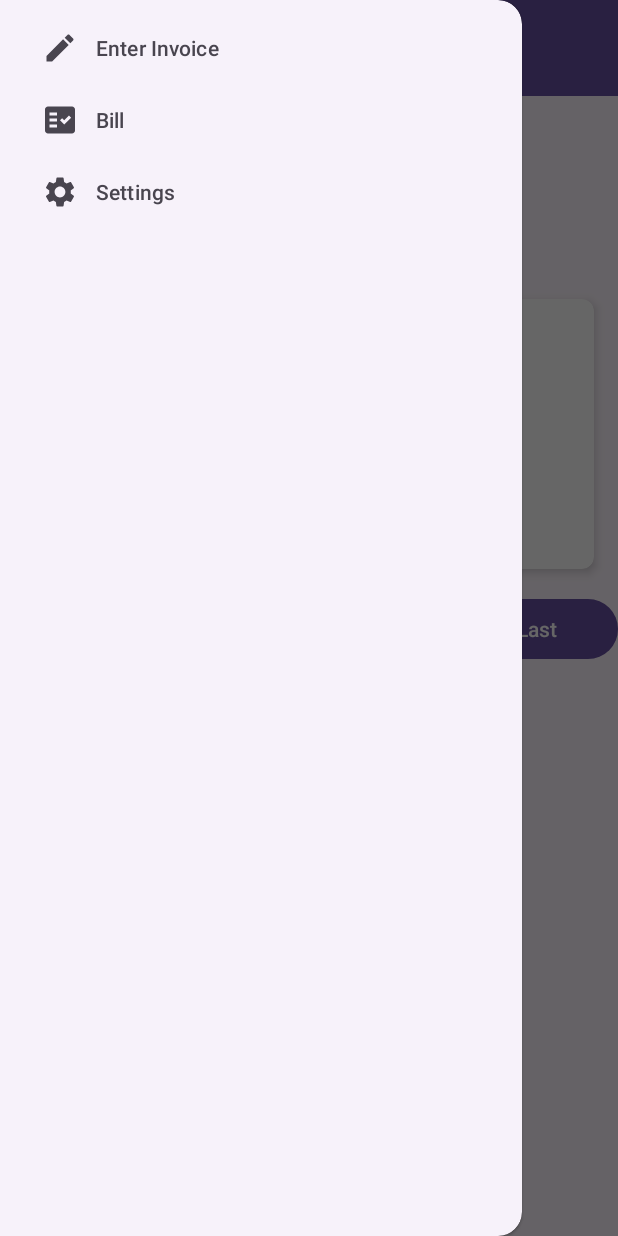
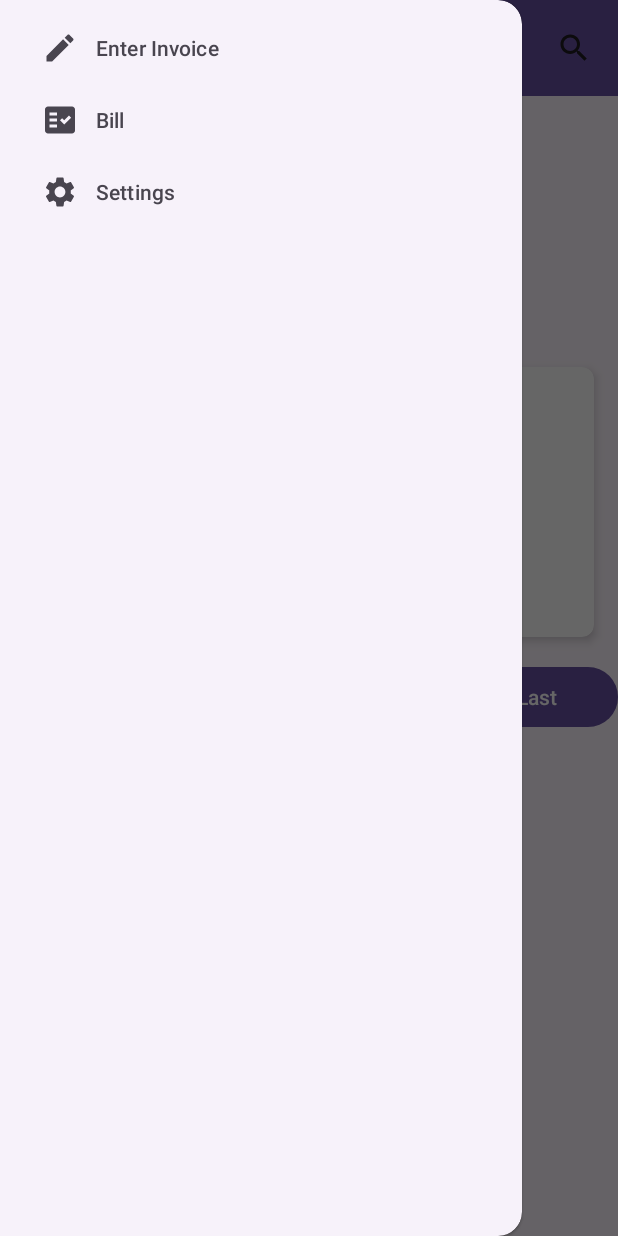
Before and after one commit to HungNguyen0210/Mobile-Application, an Android app: the screen it shows after launch (CustomerDetailsActivity), with the side drawer open, on a phone screen of 412 x 824 dp. Run offline under Robolectric (Android 15) with nearby library versions, the phone set to English and light mode, and no system bars.

Commit message:
search tool

```diff
--- a/app/build.gradle.kts
+++ b/app/build.gradle.kts
@@ -39,6 +39,7 @@ dependencies {
     implementation(libs.material)
     implementation(libs.activity)
     implementation(libs.constraintlayout)
+    implementation(libs.navigation.ui)
     testImplementation(libs.junit)
     androidTestImplementation(libs.ext.junit)
     androidTestImplementation(libs.espresso.core)
--- a/app/src/main/java/com/example/gasbill/CustomerDetailsActivity.java
+++ b/app/src/main/java/com/example/gasbill/CustomerDetailsActivity.java
@@ -3,8 +3,11 @@ package com.example.gasbill;
 import android.content.DialogInterface;
 import android.content.Intent;
 import android.database.Cursor;
+import android.graphics.Color;
+import android.graphics.drawable.ColorDrawable;
 import android.os.Bundle;
 import android.util.Log;
+import android.view.Gravity;
 import android.view.MenuItem;
 import android.view.View;
 import android.widget.Button;
@@ -19,6 +22,7 @@ import androidx.appcompat.app.AppCompatActivity;
 import androidx.appcompat.widget.Toolbar;
 import androidx.core.view.GravityCompat;
 import androidx.drawerlayout.widget.DrawerLayout;
+import androidx.appcompat.widget.SearchView;
 
 import com.google.android.material.navigation.NavigationView;
 
@@ -32,6 +36,7 @@ public class CustomerDetailsActivity extends AppCompatActivity {
     DrawerLayout drawerLayout;
     NavigationView navigationView;
     ActionBarDrawerToggle toggle;
+    SearchView searchView;
 
     @Override
     protected void onCreate(Bundle savedInstanceState) {
@@ -73,6 +78,57 @@ public class CustomerDetailsActivity extends AppCompatActivity {
                 return true;
             }
         });
+
+        // Tắt tiêu đề mặc định
+        if (getSupportActionBar() != null) {
+            getSupportActionBar().setDisplayShowTitleEnabled(false);
+        }
+
+        // Tìm kiếm SearchView
+        SearchView searchView = findViewById(R.id.search_view);
+
+        // Lắng nghe sự kiện mở SearchView
+        searchView.setOnSearchClickListener(new View.OnClickListener() {
+            @Override
+            public void onClick(View v) {
+                // Khi nhấn vào, mở rộng SearchView thành match_parent
+                searchView.setLayoutParams(new Toolbar.LayoutParams(
+                        Toolbar.LayoutParams.MATCH_PARENT, // set width to match_parent
+                        Toolbar.LayoutParams.WRAP_CONTENT
+                ));
+                searchView.setQueryHint("Search by name or address");
+            }
+        });
+
+        // Khi SearchView bị đóng, trở về kích thước ban đầu và đúng vị trí
+        searchView.setOnCloseListener(new SearchView.OnCloseListener() {
+            @Override
+            public boolean onClose() {
+                // Thiết lập lại vị trí layout_gravity về phía bên phải
+                Toolbar.LayoutParams layoutParams = new Toolbar.LayoutParams(
+                        Toolbar.LayoutParams.WRAP_CONTENT,
+                        Toolbar.LayoutParams.WRAP_CONTENT
+                );
+                layoutParams.gravity = Gravity.END; // Đặt gravity cho nút ở bên phải
+                searchView.setLayoutParams(layoutParams);
+                return false;
+            }
+        });
+        // Đặt màu chữ cho SearchView
+        int searchTextColor = Color.WHITE; // Màu trắng
+        int hintColor = Color.WHITE; // Màu trắng cho gợi ý văn bản
+        int cursorColor = Color.WHITE; // Màu trắng cho con trỏ
+
+        // Áp dụng màu chữ cho SearchView
+        searchView.setQueryHint("Search by name or address");
+        searchView.setIconifiedByDefault(true);
+
+        // Lấy TextView bên trong SearchView
+        EditText searchEditText = searchView.findViewById(androidx.appcompat.R.id.search_src_text);
+        searchEditText.setTextColor(searchTextColor); // Đặt màu chữ
+        searchEditText.setHintTextColor(hintColor); // Đặt màu cho gợi ý văn bản
+
+        searchEditText.setTextCursorDrawable(new ColorDrawable(cursorColor));
 
         dbHelper = new DatabaseHelper(this);
         initializeViews();
@@ -133,6 +189,21 @@ public class CustomerDetailsActivity extends AppCompatActivity {
             if (cursor.moveToLast()) {
                 currentPosition = cursor.getCount() - 1;
                 displayCustomerDetails();
+            }
+        });
+
+        searchView = findViewById(R.id.search_view);
+        searchView.setOnQueryTextListener(new SearchView.OnQueryTextListener() {
+            @Override
+            public boolean onQueryTextSubmit(String query) {
+                searchCustomer(query);
+                return false;
+            }
+
+            @Override
+            public boolean onQueryTextChange(String newText) {
+                searchCustomer(newText);
+                return false;
             }
         });
 
@@ -225,6 +296,18 @@ public class CustomerDetailsActivity extends AppCompatActivity {
         }
     }
 
+
+    private void searchCustomer(String query) {
+        cursor = dbHelper.searchCustomerByNameOrAddress(query);
+
+        if (cursor != null && cursor.getCount() > 0) {
+            cursor.moveToFirst();
+            displayCustomerDetails();
+        } else {
+            Toast.makeText(this, "No customer found", Toast.LENGTH_SHORT).show();
+        }
+    }
+
     @Override
     protected void onDestroy() {
         super.onDestroy();
--- a/app/src/main/res/layout/activity_customer_details.xml
+++ b/app/src/main/res/layout/activity_customer_details.xml
@@ -1,5 +1,6 @@
 <?xml version="1.0" encoding="utf-8"?>
-<androidx.drawerlayout.widget.DrawerLayout xmlns:android="http://schemas.android.com/apk/res/android"
+<androidx.drawerlayout.widget.DrawerLayout
+    xmlns:android="http://schemas.android.com/apk/res/android"
     xmlns:app="http://schemas.android.com/apk/res-auto"
     xmlns:tools="http://schemas.android.com/tools"
     android:id="@+id/drawer_layout"
@@ -10,17 +11,41 @@
     <androidx.constraintlayout.widget.ConstraintLayout
         android:layout_width="match_parent"
         android:layout_height="match_parent">
-    <!-- Toolbar at the top -->
+
+        <!-- Toolbar at the top with SearchView on the right -->
         <androidx.appcompat.widget.Toolbar
             android:id="@+id/toolbar"
-        android:layout_width="0dp"
+            android:layout_width="match_parent"
             android:layout_height="wrap_content"
             android:background="?attr/colorPrimary"
             android:theme="@style/ThemeOverlay.AppCompat.ActionBar"
             app:layout_constraintTop_toTopOf="parent"
             app:layout_constraintStart_toStartOf="parent"
-        app:layout_constraintEnd_toEndOf="parent"
-        app:title="Gas Bill" />
+            app:layout_constraintEnd_toEndOf="parent">
+
+
+            <androidx.appcompat.widget.SearchView
+                android:id="@+id/search_view"
+                android:layout_width="wrap_content"
+                android:layout_height="wrap_content"
+                android:queryHint="Search by name or address"
+                android:iconifiedByDefault="true"
+                android:layout_gravity="end"
+                android:layout_marginEnd="5dp"
+                android:background="@android:color/transparent"
+                android:textCursorDrawable="@android:color/white" /> <!-- Màu trắng cho con trỏ -->
+
+            <!-- TextView to show results count -->
+            <TextView
+                android:id="@+id/tv_results_count"
+                android:layout_width="wrap_content"
+                android:layout_height="wrap_content"
+                android:text="0/0"
+                android:textColor="@android:color/white"
+                android:layout_marginEnd="10dp"
+                android:layout_gravity="end" />
+
+        </androidx.appcompat.widget.Toolbar>
 
         <!-- CardView to display Customer Information -->
         <androidx.cardview.widget.CardView
@@ -32,9 +57,9 @@
             app:cardElevation="4dp"
             app:layout_constraintEnd_toEndOf="parent"
             app:layout_constraintStart_toStartOf="parent"
-        app:layout_constraintTop_toTopOf="parent"
+            app:layout_constraintTop_toBottomOf="@id/toolbar"
             app:layout_constraintBottom_toBottomOf="parent"
-        app:layout_constraintVertical_bias="0.3"> <!-- Adjust this value to control the position -->
+            app:layout_constraintVertical_bias="0.3">
 
             <LinearLayout
                 android:layout_width="match_parent"
@@ -126,10 +151,8 @@
                 android:layout_weight="1"
                 android:text="Last" />
         </LinearLayout>
+    </androidx.constraintlayout.widget.ConstraintLayout>
 
-
-
-</androidx.constraintlayout.widget.ConstraintLayout>
     <!-- Navigation View for the drawer -->
     <com.google.android.material.navigation.NavigationView
         android:id="@+id/nav_view"
--- a/gradle/libs.versions.toml
+++ b/gradle/libs.versions.toml
@@ -7,6 +7,7 @@ appcompat = "1.7.0"
 material = "1.12.0"
 activity = "1.9.2"
 constraintlayout = "2.1.4"
+navigationUi = "2.8.1"
 
 [libraries]
 junit = { group = "junit", name = "junit", version.ref = "junit" }
@@ -16,6 +17,7 @@ appcompat = { group = "androidx.appcompat", name = "appcompat", version.ref = "a
 material = { group = "com.google.android.material", name = "material", version.ref = "material" }
 activity = { group = "androidx.activity", name = "activity", version.ref = "activity" }
 constraintlayout = { group = "androidx.constraintlayout", name = "constraintlayout", version.ref = "constraintlayout" }
+navigation-ui = { group = "androidx.navigation", name = "navigation-ui", version.ref = "navigationUi" }
 
 [plugins]
 android-application = { id = "com.android.application", version.ref = "agp" }
```
Also changed, not shown: app/src/main/java/com/example/gasbill/DatabaseHelper.java (+8 -0 lines). Lines whose indentation alone changed are shown as unchanged.
